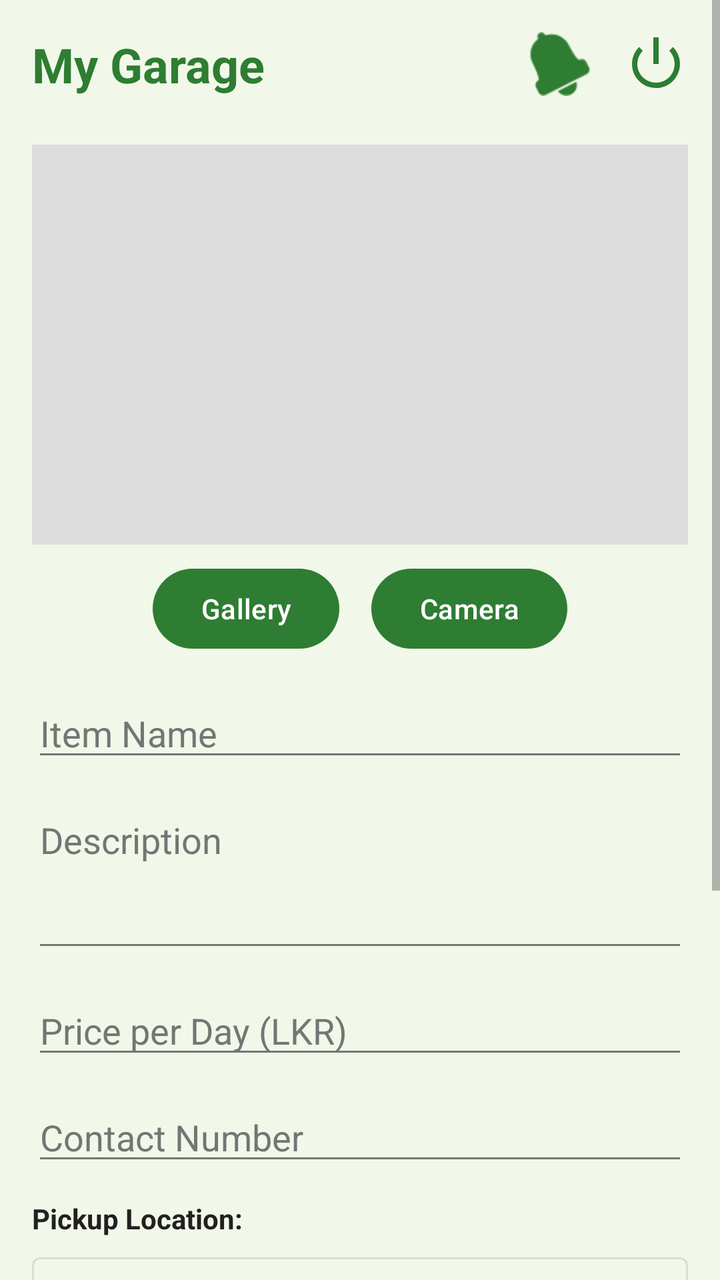
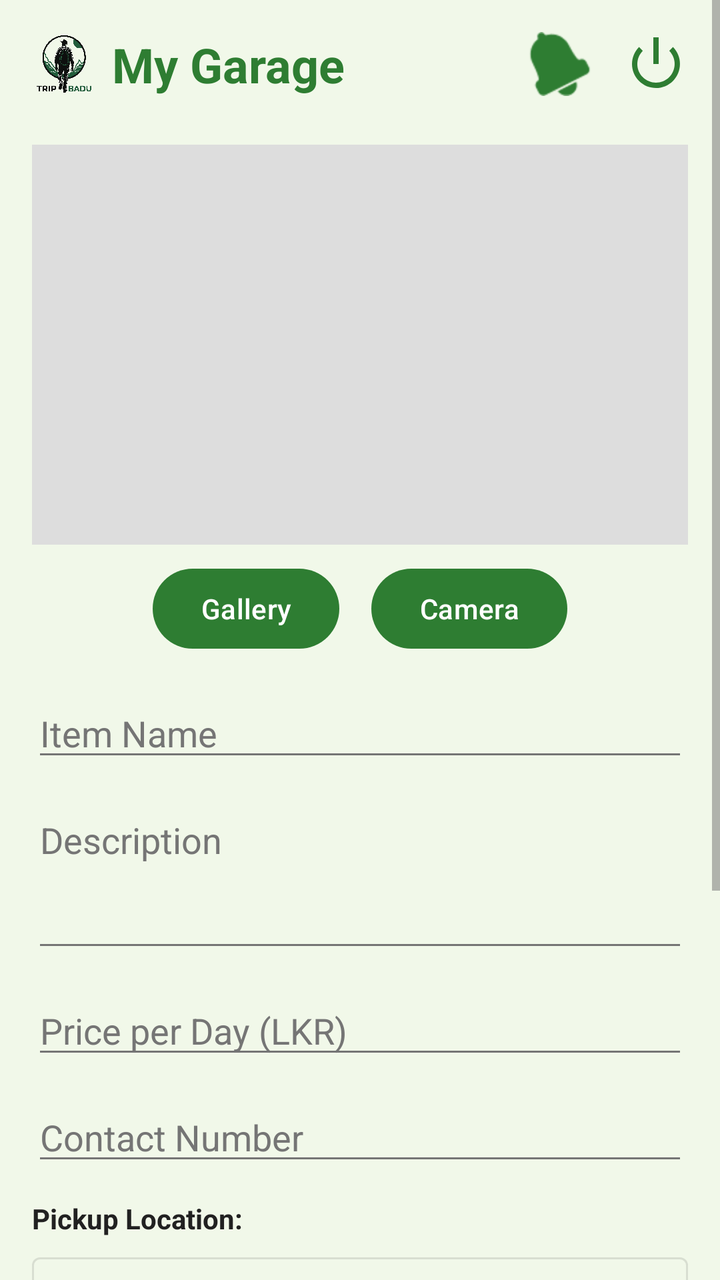

The first picture is an Android layout as it rendered before a commit; the second is the same layout after the commit. The layout source and the unified diff follow.
<!-- AndroidManifest.xml: application theme Theme.TripBadu -->
<!-- res/layout/activity_vip_dashboard.xml -->
<?xml version="1.0" encoding="utf-8"?>
<ScrollView xmlns:android="http://schemas.android.com/apk/res/android"
    xmlns:app="http://schemas.android.com/apk/res-auto"
    android:layout_width="match_parent"
    android:layout_height="match_parent"
    android:background="@color/background">

    <LinearLayout
        android:layout_width="match_parent"
        android:layout_height="wrap_content"
        android:orientation="vertical"
        android:padding="16dp">

        <RelativeLayout
            android:layout_width="match_parent"
            android:layout_height="wrap_content"
            android:layout_marginBottom="24dp">

            <TextView
                android:layout_width="wrap_content"
                android:layout_height="wrap_content"
                android:text="My Garage"
                android:textSize="24sp"
                android:textStyle="bold"
                android:textColor="@color/primary" />

            <LinearLayout
                android:layout_width="wrap_content"
                android:layout_height="wrap_content"
                android:orientation="horizontal"
                android:layout_alignParentEnd="true"
                android:layout_centerVertical="true">

                <ImageView
                    android:id="@+id/ivNotifications"
                    android:layout_width="32dp"
                    android:layout_height="32dp"
                    android:src="@android:drawable/ic_popup_reminder"
                    android:contentDescription="Notifications"
                    app:tint="@color/primary"
                    android:clickable="true"
                    android:focusable="true"
                    android:layout_marginEnd="16dp"
                    android:background="?attr/selectableItemBackgroundBorderless"/>

                <ImageView
                    android:id="@+id/ivVipLogout"
                    android:layout_width="32dp"
                    android:layout_height="32dp"
                    android:src="@android:drawable/ic_lock_power_off"
                    android:contentDescription="Logout"
                    app:tint="@color/primary"
                    android:clickable="true"
                    android:focusable="true"
                    android:background="?attr/selectableItemBackgroundBorderless"/>
            </LinearLayout>
        </RelativeLayout>

        <ImageView
            android:id="@+id/ivAdPreview"
            android:layout_width="match_parent"
            android:layout_height="200dp"
            android:scaleType="centerCrop"
            android:background="#DDDDDD"
            android:layout_marginBottom="8dp"
            android:contentDescription="Gear Preview"/>

        <LinearLayout
            android:layout_width="match_parent"
            android:layout_height="wrap_content"
            android:orientation="horizontal"
            android:gravity="center"
            android:layout_marginBottom="16dp">

            <Button
                android:id="@+id/btnSelectImage"
                android:layout_width="wrap_content"
                android:layout_height="wrap_content"
                android:text="Gallery"
                android:layout_marginEnd="8dp" />

            <Button
                android:id="@+id/btnTakePhoto"
                android:layout_width="wrap_content"
                android:layout_height="wrap_content"
                android:text="Camera"
                android:layout_marginStart="8dp" />
        </LinearLayout>

        <EditText
            android:id="@+id/etAdName"
            android:layout_width="match_parent"
            android:layout_height="wrap_content"
            android:hint="Item Name"
            android:layout_marginBottom="12dp"/>

        <EditText
            android:id="@+id/etAdDesc"
            android:layout_width="match_parent"
            android:layout_height="wrap_content"
            android:hint="Description"
            android:minLines="3"
            android:gravity="top"
            android:layout_marginBottom="12dp"/>

        <EditText
            android:id="@+id/etAdPrice"
            android:layout_width="match_parent"
            android:layout_height="wrap_content"
            android:hint="Price per Day (LKR)"
            android:inputType="numberDecimal"
            android:layout_marginBottom="12dp"/>

        <EditText
            android:id="@+id/etAdContact"
            android:layout_width="match_parent"
            android:layout_height="wrap_content"
            android:hint="Contact Number"
            android:inputType="phone"
            android:layout_marginBottom="12dp"/>

        <TextView
            android:layout_width="wrap_content"
            android:layout_height="wrap_content"
            android:text="Pickup Location:"
            android:textStyle="bold"
            android:layout_marginBottom="4dp"/>

        <Button
            android:id="@+id/btnPickLocation"
            style="@style/Widget.MaterialComponents.Button.OutlinedButton"
            android:layout_width="match_parent"
            android:layout_height="wrap_content"
            android:text="Pick Location from Map"
            android:layout_marginBottom="8dp"/>

        <LinearLayout
            android:layout_width="match_parent"
            android:layout_height="wrap_content"
            android:orientation="horizontal"
            android:layout_marginBottom="24dp">

            <EditText
                android:id="@+id/etAdLat"
                android:layout_width="0dp"
                android:layout_height="wrap_content"
                android:layout_weight="1"
                android:hint="Latitude"
                android:inputType="numberSigned|numberDecimal"
                android:layout_marginEnd="4dp"
                android:enabled="false"/>

            <EditText
                android:id="@+id/etAdLng"
                android:layout_width="0dp"
                android:layout_height="wrap_content"
                android:layout_weight="1"
                android:hint="Longitude"
                android:inputType="numberSigned|numberDecimal"
                android:layout_marginStart="4dp"
                android:enabled="false"/>
        </LinearLayout>

        <Button
            android:id="@+id/btnSubmitAd"
            android:layout_width="match_parent"
            android:layout_height="wrap_content"
            android:text="Submit for Approval"
            android:backgroundTint="@color/primary"
            android:layout_marginBottom="8dp"/>

        <Button
            android:id="@+id/btnManageMyAds"
            android:layout_width="match_parent"
            android:layout_height="wrap_content"
            android:text="Manage My Ads"
            style="@style/Widget.MaterialComponents.Button.OutlinedButton"
            android:layout_marginBottom="8dp"/>

        <Button
            android:id="@+id/btnGoHome"
            android:layout_width="match_parent"
            android:layout_height="wrap_content"
            android:text="View Marketplace"
            style="@style/Widget.MaterialComponents.Button.TextButton"/>

    </LinearLayout>
</ScrollView>
<!-- resources referenced by this layout -->
<resources>
  <color name="background">#F1F8E9</color>
  <color name="primary">#2E7D32</color>
  <style name="Theme.TripBadu" parent="Base.Theme.TripBadu" />
  <style name="Base.Theme.TripBadu" parent="Theme.Material3.DayNight.NoActionBar">
          
          <item name="colorPrimary">@color/primary</item>
          <item name="colorPrimaryVariant">@color/primary_variant</item>
          <item name="colorOnPrimary">@color/on_primary</item>
          <item name="colorSecondary">@color/secondary</item>
          <item name="colorSecondaryVariant">@color/secondary_variant</item>
          <item name="colorOnSecondary">@color/on_secondary</item>
          <item name="android:windowBackground">@color/background</item>
  
          
          <item name="colorSurface">@color/surface</item>
          <item name="colorOnSurface">@color/text_primary</item>
          <item name="colorOnSurfaceVariant">@color/text_secondary</item>
          <item name="colorOutline">@color/text_secondary</item>
  
          
          <item name="android:textColorPrimary">@color/text_primary</item>
          <item name="android:textColorSecondary">@color/text_secondary</item>
          <item name="android:textColor">@color/text_primary</item>
          <item name="android:editTextColor">@color/text_primary</item>
          <item name="android:textColorHint">@color/text_secondary</item>
      </style>
  <color name="primary_variant">#1B5E20</color>
  <color name="on_primary">#FFFFFF</color>
  <color name="secondary">#81C784</color>
  <color name="secondary_variant">#4CAF50</color>
  <color name="on_secondary">#000000</color>
  <color name="surface">#FFFFFF</color>
  <color name="text_primary">#212121</color>
  <color name="text_secondary">#757575</color>
</resources>

<!-- the commit's change to res/layout/activity_vip_dashboard.xml (unified diff, before → after) -->
@@ -16,13 +16,27 @@
             android:layout_height="wrap_content"
             android:layout_marginBottom="24dp">
 
-            <TextView
-                android:layout_width="wrap_content"
-                android:layout_height="wrap_content"
-                android:text="My Garage"
-                android:textSize="24sp"
-                android:textStyle="bold"
-                android:textColor="@color/primary" />
+            <LinearLayout
+                android:layout_width="wrap_content"
+                android:layout_height="wrap_content"
+                android:orientation="horizontal"
+                android:gravity="center_vertical">
+
+                <ImageView
+                    android:layout_width="32dp"
+                    android:layout_height="32dp"
+                    android:src="@drawable/logo"
+                    android:contentDescription="Trip Badu Logo"
+                    android:layout_marginEnd="8dp"/>
+
+                <TextView
+                    android:layout_width="wrap_content"
+                    android:layout_height="wrap_content"
+                    android:text="My Garage"
+                    android:textSize="24sp"
+                    android:textStyle="bold"
+                    android:textColor="@color/primary" />
+            </LinearLayout>
 
             <LinearLayout
                 android:layout_width="wrap_content"
<!-- resource entries referenced after the edit -->
@@ -2,6 +2,7 @@
 <resources>
   <color name="background">#F1F8E9</color>
   <color name="primary">#2E7D32</color>
+  <!-- drawable logo: png bitmap (drawable, 107286 bytes) -->
   <style name="Theme.TripBadu" parent="Base.Theme.TripBadu" />
   <style name="Base.Theme.TripBadu" parent="Theme.Material3.DayNight.NoActionBar">
           
